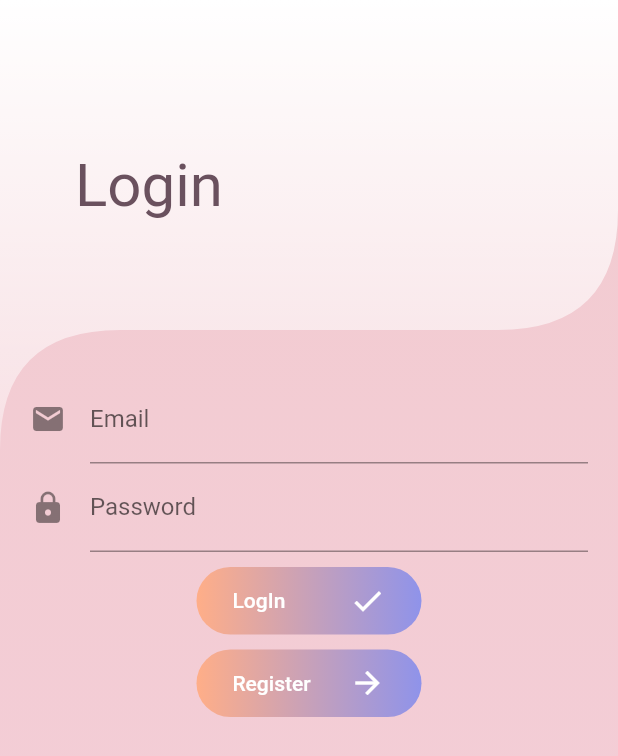
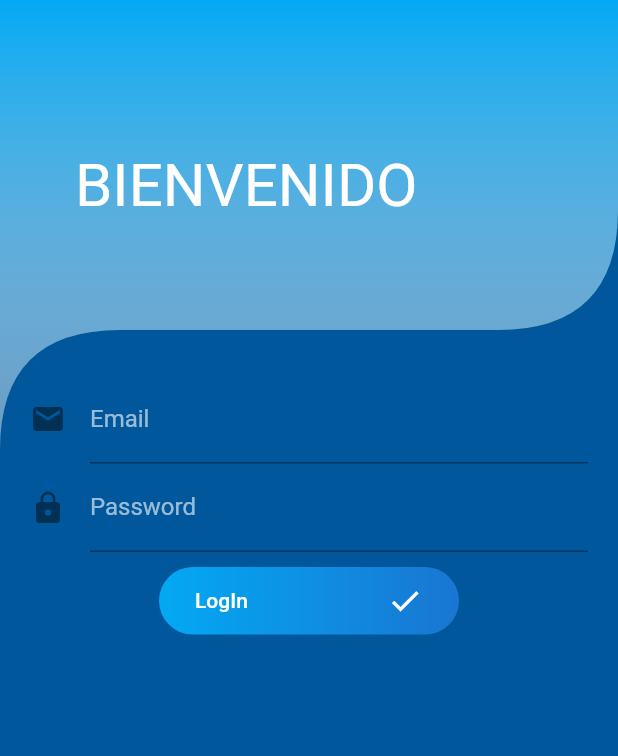
Before and after one commit to webnoa/validar_app, a Flutter app: the screen it shows after launch, on a phone screen of 412 x 824 dp. Shown: the top 756 px of the screen. Run offline on Flutter 3.47's test engine with Material 2 defaults, Android fonts, the phone set to English and light mode, and no system bars; our stand-ins replace equatable, firebase_auth, flutter_bloc; accounts and stored records are empty.

Commit message:
algo de diseño

```diff
--- a/lib/main.dart
+++ b/lib/main.dart
@@ -34,10 +34,7 @@ class MyApp extends StatelessWidget {
     return MaterialApp(
       debugShowCheckedModeBanner: false,
       title: 'Flutter Demo',
-      theme: ThemeData(
-        primaryColor: Color(0xff6a515e),
-        cursorColor: Color(0xff6a515e),
-      ),
+      theme: buildThemeData(),
       home: BlocBuilder<AuthenticationBloc, AuthenticationState>(
         builder: (context, state) {
           if (state is AuthenticationFailure) {
@@ -67,4 +64,16 @@ class MyApp extends StatelessWidget {
       ),
     );
   }
+
+  ThemeData buildThemeData() {
+    return ThemeData(
+      primaryColor: Colors.white,
+      cursorColor: Colors.white,
+      inputDecorationTheme: const InputDecorationTheme(
+        labelStyle: TextStyle(color: Colors.white60),
+        hintStyle: TextStyle(color: Colors.white60),
+      ),
+      errorColor: Colors.orangeAccent,
+    );
+  }
 }
--- a/lib/screens/home_screen.dart
+++ b/lib/screens/home_screen.dart
@@ -26,11 +26,13 @@ class HomeScreen extends StatelessWidget {
       ),
       body: Column(
         children: <Widget>[
+          SizedBox(height: 10),
+          Center(
+            child: Text("Hello, ${user.email}"),
+          ),
+          SizedBox(height: 10),
           Center(
             child: CircularProgressIndicator(),
-          ),
-          Center(
-            child: Text("Hello, ${user.email}"),
           )
         ],
       ),
--- a/lib/screens/login/login_form.dart
+++ b/lib/screens/login/login_form.dart
@@ -4,7 +4,7 @@ import 'package:validar_app/blocs/login_bloc/login_bloc.dart';
 import 'package:validar_app/blocs/login_bloc/login_event.dart';
 import 'package:validar_app/blocs/login_bloc/login_state.dart';
 import 'package:validar_app/repositories/user_repository.dart';
-import 'package:validar_app/screens/register/register_screen.dart';
+//import 'package:validar_app/screens/register/register_screen.dart';
 import 'package:validar_app/widgets/gradient_button.dart';
 import 'package:flutter/material.dart';
 import 'package:flutter_bloc/flutter_bloc.dart';
@@ -57,7 +57,7 @@ class _LoginFormState extends State<LoginForm> {
                     Icon(Icons.error),
                   ],
                 ),
-                backgroundColor: Color(0xffffae88),
+                backgroundColor: Color(0xff0d47a1),
               ),
             );
         }
@@ -76,7 +76,7 @@ class _LoginFormState extends State<LoginForm> {
                     )
                   ],
                 ),
-                backgroundColor: Color(0xffffae88),
+                backgroundColor: Color(0xff0d47a1),
               ),
             );
         }
@@ -104,7 +104,7 @@ class _LoginFormState extends State<LoginForm> {
                     autovalidate: true,
                     autocorrect: false,
                     validator: (_) {
-                      return !state.isEmailValid ? 'Invalid Email' : null;
+                      return !state.isEmailValid ? 'Email Invalido' : null;
                     },
                   ),
                   TextFormField(
@@ -114,17 +114,20 @@ class _LoginFormState extends State<LoginForm> {
                       labelText: "Password",
                     ),
                     obscureText: true,
+                    keyboardType: TextInputType.number,
                     autovalidate: true,
                     autocorrect: false,
                     validator: (_) {
-                      return !state.isPasswordValid ? 'Invalid Password' : null;
+                      return !state.isPasswordValid
+                          ? 'Password Invalido'
+                          : null;
                     },
                   ),
                   SizedBox(
                     height: 10,
                   ),
                   GradientButton(
-                    width: 150,
+                    width: 200,
                     height: 45,
                     onPressed: () {
                       if (isButtonEnabled(state)) {
@@ -145,7 +148,7 @@ class _LoginFormState extends State<LoginForm> {
                   SizedBox(
                     height: 10,
                   ),
-                  GradientButton(
+                  /* GradientButton(
                     width: 150,
                     height: 45,
                     onPressed: () {
@@ -165,7 +168,7 @@ class _LoginFormState extends State<LoginForm> {
                       Icons.arrow_forward,
                       color: Colors.white,
                     ),
-                  ),
+                  ), */
                 ],
               ),
             ),
--- a/lib/screens/login/login_screen.dart
+++ b/lib/screens/login/login_screen.dart
@@ -28,7 +28,7 @@ class LoginScreen extends StatelessWidget {
               gradient: LinearGradient(
             begin: Alignment.topCenter,
             end: Alignment.bottomCenter,
-            colors: [Color(0xfff2cbd0), Color(0xfff4ced9)],
+            colors: [Color(0xff01579b), Color(0xff01579b)],
           )),
           child: SingleChildScrollView(
             child: Stack(
@@ -42,14 +42,17 @@ class LoginScreen extends StatelessWidget {
                       gradient: LinearGradient(
                         begin: Alignment.topCenter,
                         end: Alignment.bottomCenter,
-                        colors: [Colors.white, Colors.white.withOpacity(0.4)],
+                        colors: [
+                          Colors.lightBlue,
+                          Colors.white.withOpacity(0.4)
+                        ],
                       ),
                     ),
                     child: Text(
-                      'Login',
+                      'BIENVENIDO',
                       style: TextStyle(
                         fontSize: 40,
-                        color: Color(0xff6a515e),
+                        color: Colors.white,
                       ),
                     ),
                   ),
--- a/lib/widgets/gradient_button.dart
+++ b/lib/widgets/gradient_button.dart
@@ -21,7 +21,7 @@ class GradientButton extends StatelessWidget {
         gradient: LinearGradient(
           begin: Alignment.centerLeft,
           end: Alignment.centerRight,
-          colors: [Color(0xffffae88), Color(0xff8f93ea)],
+          colors: [Color(0xff03a9f4), Color(0xff1976D2)],
         ),
       ),
       child: MaterialButton(
```
